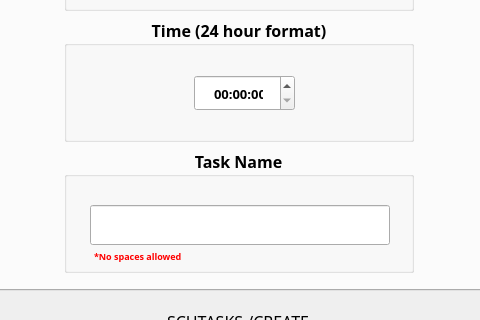
ben-wsh10/TaskScheduler-SoftwareReboot, file FrontEnd/UserInterface.ui: the form before one commit; both pictures show x 161 to 641 and y 168 to 488 of the 800 by 600 pixel window.
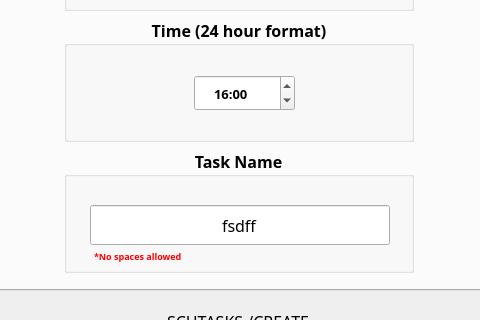
The form after the commit.

Commit message: update task name UI

Patch:
```diff
--- a/FrontEnd/UserInterface.ui
+++ b/FrontEnd/UserInterface.ui
@@ -350,17 +350,30 @@
                      </property>
                      <property name="dateTime">
                       <datetime>
-                       <hour>0</hour>
+                       <hour>16</hour>
                        <minute>0</minute>
                        <second>0</second>
-                       <year>2000</year>
-                       <month>1</month>
-                       <day>1</day>
+                       <year>1999</year>
+                       <month>12</month>
+                       <day>31</day>
+                      </datetime>
+                     </property>
+                     <property name="maximumDateTime">
+                      <datetime>
+                       <hour>23</hour>
+                       <minute>59</minute>
+                       <second>59</second>
+                       <year>1999</year>
+                       <month>12</month>
+                       <day>31</day>
                       </datetime>
                      </property>
                      <property name="currentSection">
                       <enum>QDateTimeEdit::HourSection</enum>
                      </property>
+                     <property name="displayFormat">
+                      <string notr="true">HH:mm</string>
+                     </property>
                      <property name="calendarPopup">
                       <bool>false</bool>
                      </property>
@@ -455,12 +468,26 @@
                        <height>20</height>
                       </size>
                      </property>
+                     <property name="font">
+                      <font>
+                       <family>Times New Roman,Times,serif</family>
+                       <pointsize>12</pointsize>
+                       <weight>50</weight>
+                       <bold>false</bold>
+                      </font>
+                     </property>
                      <property name="styleSheet">
                       <string notr="true">QComboBox{
 	padding : 5px 0px 0px 5px;
 
 }</string>
                      </property>
+                     <property name="text">
+                      <string>fsdff</string>
+                     </property>
+                     <property name="alignment">
+                      <set>Qt::AlignCenter</set>
+                     </property>
                     </widget>
                     <widget class="QLabel" name="label_2">
                      <property name="geometry">
```
Left out of the diff: 3 changed lines with no effect on the pictures. The commit also changes 1 other file.
